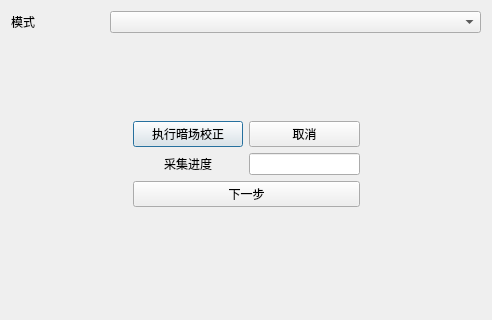
Above: RayimDR/UI/CreateCorrectTemplateDlg.ui from wangyunfu1996/RayimDR before the change. Below: the same form after it.
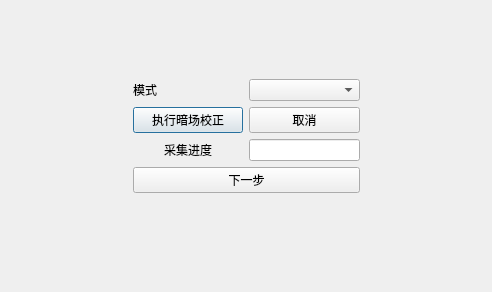
That is the form after the change. The open tabs and pages were chosen to show the change. Custom widgets are drawn as their Qt base class.

Commit message: 完善代码；

```diff
--- a/RayimDR/UI/CreateCorrectTemplateDlg.ui
+++ b/RayimDR/UI/CreateCorrectTemplateDlg.ui
@@ -7,7 +7,7 @@
     <x>0</x>
     <y>0</y>
     <width>492</width>
-    <height>300</height>
+    <height>287</height>
    </rect>
   </property>
   <property name="windowTitle">
@@ -24,37 +24,57 @@
    <item row="1" column="0" colspan="2">
     <widget class="QStackedWidget" name="stackedWidget">
      <property name="currentIndex">
-      <number>2</number>
+      <number>0</number>
      </property>
      <widget class="QWidget" name="page_Offset">
       <layout class="QGridLayout" name="gridLayout_2" columnstretch="1,1,1,1">
        <item row="2" column="1">
+        <widget class="ElaPushButton" name="pushButton_OffsetGenerationStart">
+         <property name="text">
+          <string>执行暗场校正</string>
+         </property>
+        </widget>
+       </item>
+       <item row="3" column="3">
+        <spacer name="horizontalSpacer_2">
+         <property name="orientation">
+          <enum>Qt::Orientation::Horizontal</enum>
+         </property>
+         <property name="sizeHint" stdset="0">
+          <size>
+           <width>40</width>
+           <height>20</height>
+          </size>
+         </property>
+        </spacer>
+       </item>
+       <item row="3" column="1">
         <widget class="ElaText" name="label_OffsetProgress">
          <property name="text">
           <string>采集进度</string>
          </property>
          <property name="alignment">
-          <set>Qt::AlignCenter</set>
+          <set>Qt::AlignmentFlag::AlignCenter</set>
          </property>
         </widget>
        </item>
-       <item row="2" column="0">
-        <spacer name="horizontalSpacer">
+       <item row="0" column="2">
+        <spacer name="verticalSpacer_2">
          <property name="orientation">
-          <enum>Qt::Horizontal</enum>
+          <enum>Qt::Orientation::Vertical</enum>
          </property>
          <property name="sizeHint" stdset="0">
           <size>
-           <width>40</width>
-           <height>20</height>
+           <width>20</width>
+           <height>40</height>
           </size>
          </property>
         </spacer>
        </item>
-       <item row="4" column="2">
+       <item row="5" column="2">
         <spacer name="verticalSpacer">
          <property name="orientation">
-          <enum>Qt::Vertical</enum>
+          <enum>Qt::Orientation::Vertical</enum>
          </property>
          <property name="sizeHint" stdset="0">
           <size>
@@ -64,56 +84,46 @@
          </property>
         </spacer>
        </item>
-       <item row="1" column="1">
-        <widget class="ElaPushButton" name="pushButton_OffsetGenerationStart">
-         <property name="text">
-          <string>执行暗场校正</string>
+       <item row="3" column="0">
+        <spacer name="horizontalSpacer">
+         <property name="orientation">
+          <enum>Qt::Orientation::Horizontal</enum>
          </property>
-        </widget>
+         <property name="sizeHint" stdset="0">
+          <size>
+           <width>40</width>
+           <height>20</height>
+          </size>
+         </property>
+        </spacer>
        </item>
-       <item row="1" column="2">
+       <item row="2" column="2">
         <widget class="ElaPushButton" name="pushButton_OffsetGenerationAbort">
          <property name="text">
           <string>取消</string>
          </property>
         </widget>
        </item>
-       <item row="2" column="2">
-        <widget class="ElaLineEdit" name="lineEdit_OffsetProgress"/>
-       </item>
-       <item row="2" column="3">
-        <spacer name="horizontalSpacer_2">
-         <property name="orientation">
-          <enum>Qt::Horizontal</enum>
-         </property>
-         <property name="sizeHint" stdset="0">
-          <size>
-           <width>40</width>
-           <height>20</height>
-          </size>
-         </property>
-        </spacer>
-       </item>
-       <item row="0" column="2">
-        <spacer name="verticalSpacer_2">
-         <property name="orientation">
-          <enum>Qt::Vertical</enum>
-         </property>
-         <property name="sizeHint" stdset="0">
-          <size>
-           <width>20</width>
-           <height>40</height>
-          </size>
-         </property>
-        </spacer>
-       </item>
-       <item row="3" column="1" colspan="2">
+       <item row="4" column="1" colspan="2">
         <widget class="ElaPushButton" name="pushButton_ToGain">
          <property name="text">
           <string>下一步</string>
          </property>
         </widget>
        </item>
+       <item row="3" column="2">
+        <widget class="ElaLineEdit" name="lineEdit_OffsetProgress"/>
+       </item>
+       <item row="1" column="1">
+        <widget class="ElaText" name="label_mode">
+         <property name="text">
+          <string>模式</string>
+         </property>
+        </widget>
+       </item>
+       <item row="1" column="2">
+        <widget class="ElaComboBox" name="comboBox_mode"/>
+       </item>
       </layout>
      </widget>
      <widget class="QWidget" name="page_Gain">
@@ -320,16 +330,6 @@
      </property>
     </widget>
    </item>
-   <item row="0" column="1">
-    <widget class="ElaComboBox" name="comboBox_mode"/>
-   </item>
-   <item row="0" column="0">
-    <widget class="ElaText" name="label_mode">
-     <property name="text">
-      <string>模式</string>
-     </property>
-    </widget>
-   </item>
   </layout>
  </widget>
  <layoutdefault spacing="6" margin="11"/>
```
The commit also changes 2 other files.
